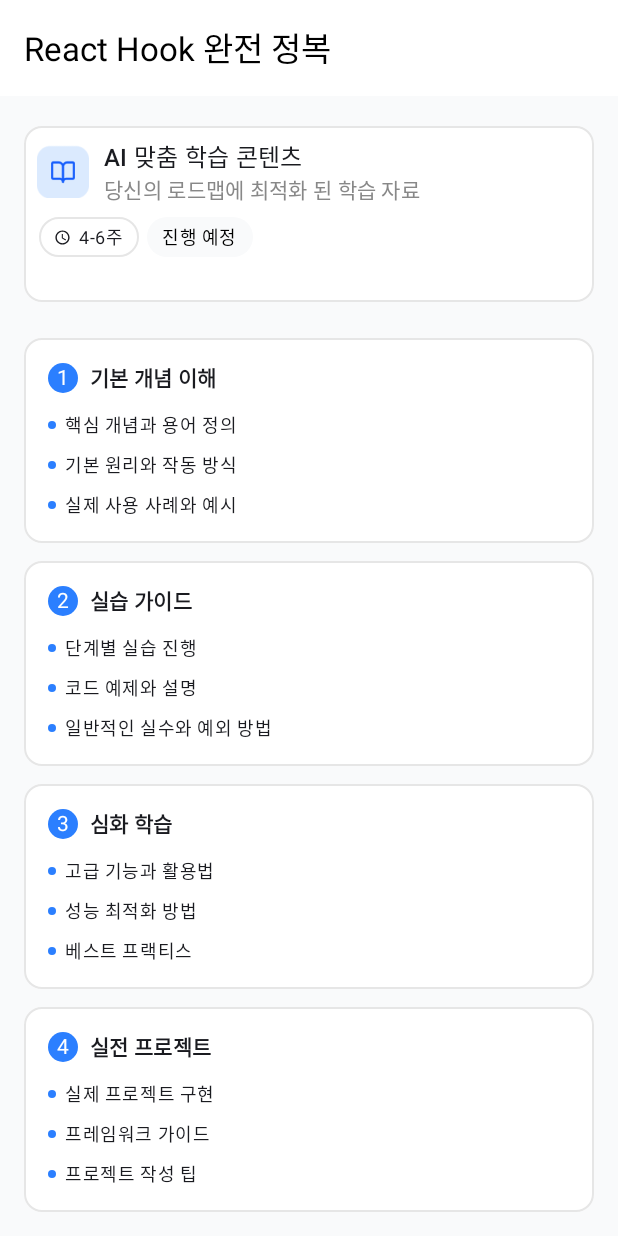
After one commit to LIKELION-Android-Bootcamp-4th/MansBath, an Android app built with Jetpack Compose: the composable StudyScreen shown on its own in the app's theme, on a phone screen of 412 x 824 dp. The commit adds this screen. Run offline under Robolectric (Android 15) with nearby library versions, the phone set to English and light mode, and no system bars.

Commit message:
학습페이지

```diff
--- a/app/build.gradle.kts
+++ b/app/build.gradle.kts
@@ -40,7 +40,7 @@
 }
 
 dependencies {
-
+    implementation(libs.compose.material.icons.extended)
     implementation(libs.androidx.core.ktx)
     implementation(libs.androidx.lifecycle.runtime.ktx)
     implementation(libs.androidx.activity.compose)
--- /dev/null
+++ b/app/src/main/java/com/aspa/aspa/features/study/ContentList.kt
@@ -0,0 +1,86 @@
+package com.aspa.aspa.features.study
+
+import androidx.compose.foundation.BorderStroke
+import androidx.compose.foundation.background
+import androidx.compose.foundation.layout.Arrangement
+import androidx.compose.foundation.layout.Box
+import androidx.compose.foundation.layout.Column
+import androidx.compose.foundation.layout.Row
+import androidx.compose.foundation.layout.Spacer
+import androidx.compose.foundation.layout.fillMaxWidth
+import androidx.compose.foundation.layout.height
+import androidx.compose.foundation.layout.padding
+import androidx.compose.foundation.layout.size
+import androidx.compose.foundation.layout.width
+import androidx.compose.foundation.shape.CircleShape
+import androidx.compose.foundation.shape.RoundedCornerShape
+import androidx.compose.material3.Card
+import androidx.compose.material3.CardDefaults
+import androidx.compose.material3.MaterialTheme
+import androidx.compose.material3.Text
+import androidx.compose.runtime.Composable
+import androidx.compose.ui.Alignment
+import androidx.compose.ui.Modifier
+import androidx.compose.ui.graphics.Color
+import androidx.compose.ui.text.font.FontWeight
+import androidx.compose.ui.unit.dp
+import androidx.compose.ui.unit.sp
+import com.aspa.aspa.ui.theme.Blue
+import com.aspa.aspa.ui.theme.Gray
+import com.aspa.aspa.ui.theme.Gray10
+
+@Composable
+fun ContentList(number : Int, title : String,description : List<String>){
+    Card(
+        modifier = Modifier
+            .fillMaxWidth()
+            .padding(vertical = 6.dp),
+        shape = RoundedCornerShape(12.dp),
+        border = BorderStroke(1.dp, Gray10),
+        colors = CardDefaults.cardColors(containerColor = Color.White),
+    ) {
+        Column(
+            modifier = Modifier.padding(16.dp)
+        ) {
+            Row(
+                verticalAlignment = Alignment.CenterVertically
+            ) {
+                Box(
+                    modifier = Modifier
+                        .size(20.dp)
+                        .background(Blue, shape = CircleShape),
+                    contentAlignment = Alignment.Center
+                ){
+                    Text(
+                        text = number.toString(),
+                        color = Color.White,
+                        style = MaterialTheme.typography.bodyMedium
+                    )
+                }
+                Spacer(modifier = Modifier.width(8.dp))
+
+                Text(
+                    text = title,
+                    fontWeight = FontWeight.SemiBold,
+                    style = MaterialTheme.typography.bodyMedium
+                )
+            }
+            Spacer(modifier = Modifier.height(12.dp))
+
+            Column(verticalArrangement = Arrangement.spacedBy(8.dp)) {
+                description.forEach{
+                    Row(verticalAlignment = Alignment.CenterVertically){
+                        Box(
+                            modifier = Modifier
+                                .size(5.dp)
+                                .background(Blue, shape = CircleShape)
+                        )
+                        Spacer(modifier = Modifier.width(6.dp))
+                        Text(it, style = MaterialTheme.typography.bodySmall)
+                    }
+                }
+            }
+        }
+    }
+
+}
--- /dev/null
+++ b/app/src/main/java/com/aspa/aspa/features/study/StudyScreen.kt
@@ -0,0 +1,182 @@
+package com.aspa.aspa.features.study
+
+import androidx.compose.foundation.BorderStroke
+import androidx.compose.foundation.Image
+import androidx.compose.foundation.background
+import androidx.compose.foundation.layout.Box
+import androidx.compose.foundation.layout.Column
+import androidx.compose.foundation.layout.Row
+import androidx.compose.foundation.layout.Spacer
+import androidx.compose.foundation.layout.fillMaxSize
+import androidx.compose.foundation.layout.fillMaxWidth
+import androidx.compose.foundation.layout.height
+import androidx.compose.foundation.layout.padding
+import androidx.compose.foundation.layout.size
+import androidx.compose.foundation.layout.width
+import androidx.compose.foundation.rememberScrollState
+import androidx.compose.foundation.shape.CircleShape
+import androidx.compose.foundation.verticalScroll
+import androidx.compose.material.icons.Icons
+import androidx.compose.material.icons.filled.AccessTime
+import androidx.compose.material.icons.filled.PlayArrow
+import androidx.compose.material.icons.outlined.PlayArrow
+import androidx.compose.material3.Card
+import androidx.compose.material3.CardDefaults
+import androidx.compose.material3.ExperimentalMaterial3Api
+import androidx.compose.material3.Icon
+import androidx.compose.material3.MaterialTheme
+import androidx.compose.material3.Scaffold
+import androidx.compose.material3.Text
+import androidx.compose.material3.TopAppBar
+import androidx.compose.material3.TopAppBarDefaults
+import androidx.compose.runtime.Composable
+import androidx.compose.ui.Alignment
+import androidx.compose.ui.Modifier
+import androidx.compose.ui.graphics.Color
+import androidx.compose.ui.res.painterResource
+import androidx.compose.ui.unit.dp
+import com.aspa.aspa.R
+import com.aspa.aspa.ui.theme.Blue
+import com.aspa.aspa.ui.theme.Gray
+import com.aspa.aspa.ui.theme.Gray10
+
+@OptIn(ExperimentalMaterial3Api::class)
+@Composable
+fun StudyScreen (){
+    Scaffold (
+        topBar = {
+            TopAppBar(
+                title = { Text("React Hook 완전 정복") },
+                colors = TopAppBarDefaults.topAppBarColors(
+                    containerColor = Color.White,
+                    titleContentColor = Color.Black,
+                )
+            )
+        },
+        content = { padding ->
+            Column(
+                modifier = Modifier
+                    .padding(padding)
+                    .fillMaxSize()
+                    .background(Gray)
+                    .padding(horizontal = 16.dp, vertical = 12.dp)
+                    .verticalScroll(rememberScrollState())
+
+            ) {
+                Card(
+                    modifier = Modifier
+                        .fillMaxWidth()
+                        .padding(vertical = 8.dp),
+                    colors = CardDefaults.cardColors(containerColor = Color.White),
+                    border = BorderStroke(1.dp, Gray10)
+                ) {
+                    Row (
+                        verticalAlignment = Alignment.CenterVertically,
+                        modifier = Modifier.padding(8.dp)
+                    ){
+                        Image(
+                            painter = painterResource(id = R.drawable.book),
+                            contentDescription = "북 아이콘",
+                            modifier = Modifier.size(35.dp)
+                        )
+                        Spacer(Modifier.width(10.dp))
+                        Column(
+
+                        ) {
+                            Text("AI 맞춤 학습 콘텐츠",
+                                style = MaterialTheme.typography.titleMedium)
+                            Text("당신의 로드맵에 최적화 된 학습 자료",
+                                style = MaterialTheme.typography.bodyMedium,
+                                color = Color.Gray)
+                        }
+
+                    }
+                    Row(
+                       modifier = Modifier.padding(start = 10.dp,bottom = 30.dp)
+                    ) {
+                        TimeTag("4-6주")
+                        Spacer(Modifier.width(5.dp))
+                        StatusTag("진행 예정")
+                    }
+
+
+                }
+
+                Spacer(modifier = Modifier.height(10.dp))
+                ContentList(
+                    number = 1,
+                    title = "기본 개념 이해",
+                    description = listOf(
+                        "핵심 개념과 용어 정의",
+                        "기본 원리와 작동 방식",
+                        "실제 사용 사례와 예시"
+                    )
+                )
+                ContentList(
+                    number = 2,
+                    title = "실습 가이드",
+                    description = listOf(
+                        "단계별 실습 진행",
+                        "코드 예제와 설명",
+                        "일반적인 실수와 예외 방법"
+                    )
+                )
+
+                ContentList(
+                    number = 3,
+                    title = "심화 학습",
+                    description = listOf(
+                        "고급 기능과 활용법",
+                        "성능 최적화 방법",
+                        "베스트 프랙티스"
+                    )
+                )
+
+                ContentList(
+                    number = 4,
+                    title = "실전 프로젝트",
+                    description = listOf(
+                        "실제 프로젝트 구현",
+                        "프레임워크 가이드",
+                        "프로젝트 작성 팁"
+                    )
+                )
+
+                Spacer(Modifier.height(10.dp))
+
+                Box(
+                    modifier = Modifier
+                        .fillMaxWidth()
+                        .size(30.dp)
+                        .background(Blue, shape = CircleShape),
+                        contentAlignment = Alignment.Center
+                ){
+                    Row(
+                        Modifier.padding(horizontal = 10.dp)
+                    ) {
+                        Icon(
+                            imageVector = Icons.Outlined.PlayArrow,
+                            contentDescription = "시계 아이콘",
+                            modifier = Modifier.size(20.dp),
+                            tint = Color.White
+                        )
+                        Text("학습 시작하기", style = MaterialTheme.typography.bodyMedium, color = Color.White)
+                    }
+                }
+                Spacer(Modifier.height(20.dp))
+                Box(
+                    modifier = Modifier
+                        .fillMaxWidth(),
+                    contentAlignment = Alignment.Center
+                ) {
+                    Text(
+                        "학습을 완료하면 자동으로 진행률이 업데이트됩니다",
+                        style = MaterialTheme.typography.bodySmall,
+                        color = Color.Gray
+                    )
+                }
+            }
+
+        }
+    )
+}
--- /dev/null
+++ b/app/src/main/java/com/aspa/aspa/features/study/Tag.kt
@@ -0,0 +1,59 @@
+package com.aspa.aspa.features.study
+
+import androidx.compose.foundation.BorderStroke
+import androidx.compose.foundation.layout.Row
+import androidx.compose.foundation.layout.Spacer
+import androidx.compose.foundation.layout.padding
+import androidx.compose.foundation.layout.size
+import androidx.compose.foundation.layout.width
+import androidx.compose.foundation.shape.RoundedCornerShape
+import androidx.compose.material.icons.Icons
+import androidx.compose.material.icons.filled.AccessTime
+import androidx.compose.material3.Icon
+import androidx.compose.material3.MaterialTheme
+import androidx.compose.material3.Surface
+import androidx.compose.material3.Text
+import androidx.compose.runtime.Composable
+import androidx.compose.ui.Alignment
+import androidx.compose.ui.Modifier
+import androidx.compose.ui.graphics.Color
+import androidx.compose.ui.unit.dp
+import com.aspa.aspa.ui.theme.Gray
+import com.aspa.aspa.ui.theme.Gray10
+
+
+@Composable
+fun TimeTag(text : String){
+    Surface(
+        shape = RoundedCornerShape(50),
+        border = BorderStroke(1.dp, Gray10),
+        color = Color.White
+    ){
+        Row(
+            verticalAlignment = Alignment.CenterVertically,
+            modifier = Modifier.padding(horizontal = 10.dp, vertical = 4.dp)
+        ) {
+            Icon(
+                imageVector = Icons.Default.AccessTime,
+                contentDescription = "시계 아이콘",
+                modifier = Modifier.size(11.dp)
+            )
+            Spacer(modifier = Modifier.width(5.dp))
+            Text(text, style = MaterialTheme.typography.bodySmall)
+        }
+    }
+}
+@Composable
+fun StatusTag(text : String){
+    Surface(
+        shape = RoundedCornerShape(50),
+        color = Gray
+    ){
+        Row(
+            verticalAlignment = Alignment.CenterVertically,
+            modifier = Modifier.padding(horizontal = 10.dp, vertical = 4.dp)
+        ) {
+            Text(text, style = MaterialTheme.typography.bodySmall, color = Color.Black)
+        }
+    }
+}
--- a/app/src/main/java/com/aspa/aspa/ui/theme/Color.kt
+++ b/app/src/main/java/com/aspa/aspa/ui/theme/Color.kt
@@ -5,6 +5,9 @@
 val Purple80 = Color(0xFFD0BCFF)
 val PurpleGrey80 = Color(0xFFCCC2DC)
 val Pink80 = Color(0xFFEFB8C8)
+val Gray = Color(0XFFF9FAFB)
+val Blue = Color(0xFF2B7FFF)
+val Gray10 = Color(0xFFE6E6E6)
 
 val Purple40 = Color(0xFF6650a4)
 val PurpleGrey40 = Color(0xFF625b71)
--- a/gradle/libs.versions.toml
+++ b/gradle/libs.versions.toml
@@ -8,8 +8,10 @@
 lifecycleRuntimeKtx = "2.9.2"
 activityCompose = "1.10.1"
 composeBom = "2024.09.00"
+compose-material = "1.3.2"
 
 [libraries]
+compose-material-icons-extended = { module = "androidx.compose.material:material-icons-extended", version.ref = "compose-material" }
 androidx-core-ktx = { group = "androidx.core", name = "core-ktx", version.ref = "coreKtx" }
 junit = { group = "junit", name = "junit", version.ref = "junit" }
 androidx-junit = { group = "androidx.test.ext", name = "junit", version.ref = "junitVersion" }
```
Also changed, not shown: app/src/main/res/drawable/book.png (added).
